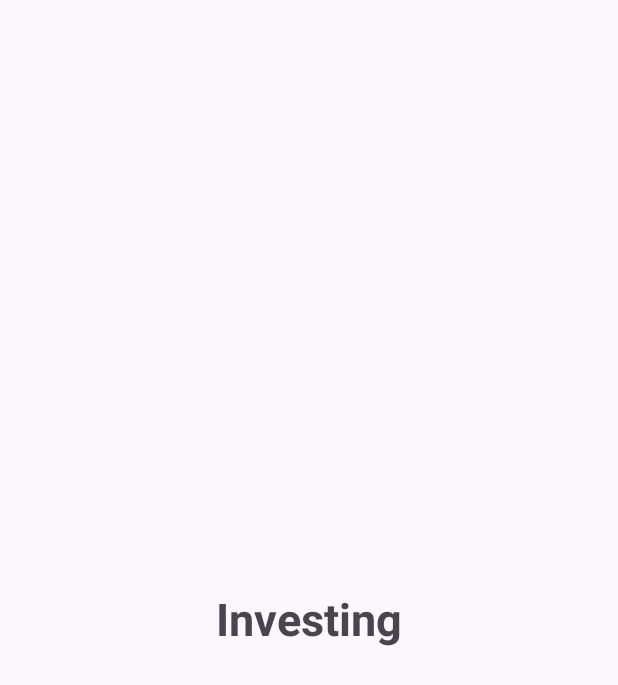
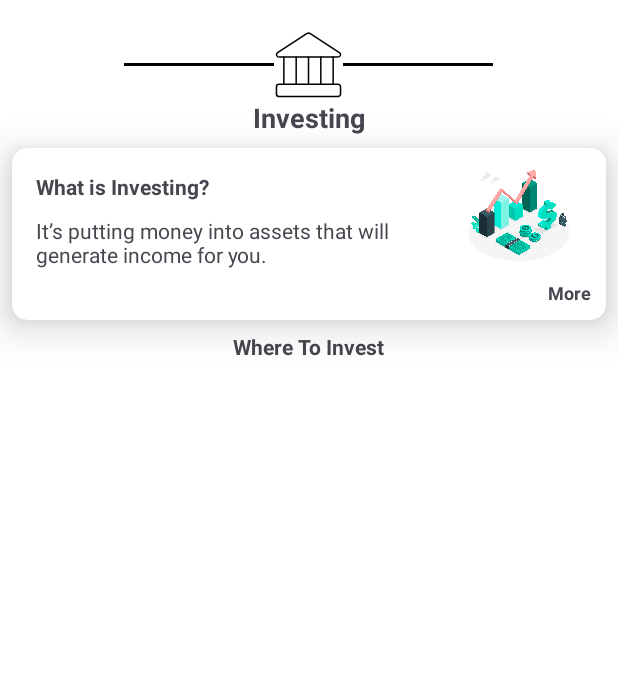
Before and after one commit to samueljuma/Financial-Literacy-101, an Android app: the InvestingFragment screen opened through its navigation route, on a phone screen of 412 x 824 dp. Shown: the top 685 px of the screen. Run offline under Robolectric (Android 15) with nearby library versions, the phone set to English and light mode, and no system bars; our stand-ins replace data binding.

Commit message:
update ui: investing_layout

```diff
--- /dev/null
+++ b/app/src/main/res/drawable/invest_icon.xml
@@ -0,0 +1,55 @@
+<vector xmlns:android="http://schemas.android.com/apk/res/android"
+    android:width="46dp"
+    android:height="46dp"
+    android:viewportWidth="46"
+    android:viewportHeight="46">
+  <path
+      android:strokeWidth="1"
+      android:pathData="M42.419,18.071H3.581C1.741,18.071 0.953,16.067 2.399,15.114L21.817,2.399C22.176,2.188 22.584,2.076 23,2.076C23.416,2.076 23.824,2.188 24.183,2.399L43.601,15.114C45.047,16.067 44.259,18.071 42.419,18.071Z"
+      android:strokeLineJoin="round"
+      android:fillColor="#00000000"
+      android:strokeColor="#000001"
+      android:strokeLineCap="round"/>
+  <path
+      android:strokeWidth="1"
+      android:pathData="M42.714,36.143H3.286C2.378,36.143 1.643,36.878 1.643,37.786V42.714C1.643,43.622 2.378,44.357 3.286,44.357H42.714C43.622,44.357 44.357,43.622 44.357,42.714V37.786C44.357,36.878 43.622,36.143 42.714,36.143Z"
+      android:strokeLineJoin="round"
+      android:fillColor="#00000000"
+      android:strokeColor="#000001"
+      android:strokeLineCap="round"/>
+  <path
+      android:strokeWidth="1"
+      android:pathData="M6.571,18.071V36.143"
+      android:strokeLineJoin="round"
+      android:fillColor="#00000000"
+      android:strokeColor="#000001"
+      android:strokeLineCap="round"/>
+  <path
+      android:strokeWidth="1"
+      android:pathData="M14.786,18.071V36.143"
+      android:strokeLineJoin="round"
+      android:fillColor="#00000000"
+      android:strokeColor="#000001"
+      android:strokeLineCap="round"/>
+  <path
+      android:strokeWidth="1"
+      android:pathData="M23,18.071V36.143"
+      android:strokeLineJoin="round"
+      android:fillColor="#00000000"
+      android:strokeColor="#000001"
+      android:strokeLineCap="round"/>
+  <path
+      android:strokeWidth="1"
+      android:pathData="M31.214,18.071V36.143"
+      android:strokeLineJoin="round"
+      android:fillColor="#00000000"
+      android:strokeColor="#000001"
+      android:strokeLineCap="round"/>
+  <path
+      android:strokeWidth="1"
+      android:pathData="M39.429,18.071V36.143"
+      android:strokeLineJoin="round"
+      android:fillColor="#00000000"
+      android:strokeColor="#000001"
+      android:strokeLineCap="round"/>
+</vector>
--- a/app/src/main/res/layout/fragment_investing.xml
+++ b/app/src/main/res/layout/fragment_investing.xml
@@ -1,20 +1,115 @@
 <?xml version="1.0" encoding="utf-8"?>
-<androidx.constraintlayout.widget.ConstraintLayout xmlns:android="http://schemas.android.com/apk/res/android"
+<LinearLayout xmlns:android="http://schemas.android.com/apk/res/android"
     xmlns:tools="http://schemas.android.com/tools"
     xmlns:app="http://schemas.android.com/apk/res-auto"
     android:layout_width="match_parent"
     android:layout_height="match_parent"
+    android:background="@color/white"
+    android:orientation="vertical"
     tools:context=".ui.investing.InvestingFragment">
+
+    <LinearLayout
+        android:layout_marginTop="20dp"
+        android:layout_width="match_parent"
+        android:gravity="center"
+        android:layout_height="wrap_content">
+        <View
+            android:layout_width="100dp"
+            android:layout_height="2dp"
+            android:background="@color/black"/>
+        <ImageView
+            android:layout_width="wrap_content"
+            android:layout_height="wrap_content"
+            android:src="@drawable/invest_icon"
+            android:padding="4dp"/>
+        <View
+            android:layout_width="100dp"
+            android:layout_height="2dp"
+            android:background="@color/black"/>
+
+    </LinearLayout>
+
+    <TextView
+        android:layout_gravity="center"
+        android:layout_width="wrap_content"
+        android:layout_height="wrap_content"
+        android:text="Investing"
+        android:textSize="18sp"
+        android:textStyle="bold"/>
+
+    <androidx.cardview.widget.CardView
+        android:layout_width="match_parent"
+        android:layout_margin="8dp"
+        app:cardCornerRadius="10dp"
+        app:cardElevation="16dp"
+        android:layout_height="wrap_content">
+
+        <androidx.constraintlayout.widget.ConstraintLayout
+            android:layout_width="match_parent"
+            android:layout_height="wrap_content">
+
+            <TextView
+                android:id="@+id/textView4"
+                android:layout_width="wrap_content"
+                android:layout_height="wrap_content"
+                android:layout_margin="10dp"
+                android:layout_marginEnd="8dp"
+                android:text="More"
+                android:textSize="12sp"
+                android:textStyle="bold"
+                app:layout_constraintBottom_toBottomOf="parent"
+                app:layout_constraintEnd_toEndOf="parent"
+                app:layout_constraintTop_toBottomOf="@+id/imageView3"
+                app:layout_constraintVertical_bias="1.0" />
+
+            <TextView
+                android:id="@+id/textView5"
+                android:layout_width="wrap_content"
+                android:layout_height="0dp"
+                android:layout_marginStart="16dp"
+                android:layout_marginTop="16dp"
+                android:text="What is Investing?"
+                android:textStyle="bold"
+                app:layout_constraintStart_toStartOf="parent"
+                app:layout_constraintTop_toTopOf="parent" />
+
+            <TextView
+                android:id="@+id/textView9"
+                android:layout_width="0dp"
+                android:layout_height="wrap_content"
+                android:layout_marginTop="10dp"
+                android:layout_marginEnd="10dp"
+                android:layout_marginBottom="10dp"
+                android:padding="3dp"
+                android:text="@string/invest_desc"
+                app:layout_constraintBottom_toBottomOf="parent"
+                app:layout_constraintEnd_toStartOf="@+id/imageView3"
+                app:layout_constraintHorizontal_bias="0.0"
+                app:layout_constraintStart_toStartOf="@+id/textView5"
+                app:layout_constraintTop_toBottomOf="@+id/textView5"
+                app:layout_constraintVertical_bias="0.0" />
+
+            <ImageView
+                android:id="@+id/imageView3"
+                android:layout_width="100dp"
+                android:layout_height="70dp"
+                android:layout_marginTop="8dp"
+                android:layout_marginEnd="8dp"
+                android:src="@drawable/what"
+                android:scaleType="fitCenter"
+                app:layout_constraintEnd_toEndOf="parent"
+                app:layout_constraintTop_toTopOf="parent" />
+        </androidx.constraintlayout.widget.ConstraintLayout>
+    </androidx.cardview.widget.CardView>
+
 
     <TextView
         android:layout_width="wrap_content"
         android:layout_height="wrap_content"
-        android:text="Investing"
+        android:textSize="14sp"
         android:textStyle="bold"
-        android:textSize="30sp"
-        app:layout_constraintBottom_toBottomOf="parent"
-        app:layout_constraintEnd_toEndOf="parent"
-        app:layout_constraintStart_toStartOf="parent"
-        app:layout_constraintTop_toTopOf="parent" />
+        android:layout_gravity="center"
+        android:text="Where To Invest"/>
 
-</androidx.constraintlayout.widget.ConstraintLayout>
+
+</LinearLayout>
--- a/app/src/main/res/values/strings.xml
+++ b/app/src/main/res/values/strings.xml
@@ -11,4 +11,5 @@
     <string name="saving_title1">What is Saving?</string>
     <string name="title_home">Home</string>
     <string name="stocks_desc">Also known as shares or equity, represent ownership in a company. When you buy a stock, you become a shareholder and own a part of that company. </string>
+    <string name="invest_desc">It’s putting money into assets that will generate income for you.</string>
 </resources>
```
Also changed, not shown: app/src/main/res/drawable/what.jpg (added).
